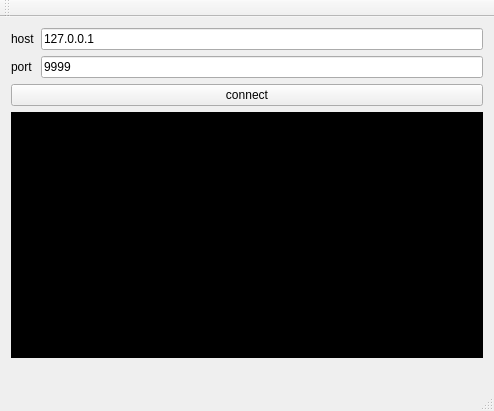
Redozone/flashlight, file mainwindow.ui: the form before one commit.
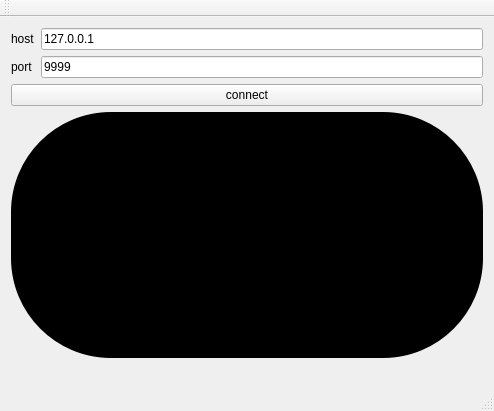
The form after the commit.

Commit message: add border radius at label

Patch:
```diff
--- a/mainwindow.ui
+++ b/mainwindow.ui
@@ -63,7 +63,10 @@
        </sizepolicy>
       </property>
       <property name="styleSheet">
-       <string notr="true">background-color: rgb(0,0, 0);</string>
+       <string notr="true">background-color: rgb(0,0, 0);
+border-radius: 100px;
+  min-height: 20px;
+  min-width: 20px;</string>
       </property>
       <property name="frameShape">
        <enum>QFrame::Box</enum>
```
The commit also changes 1 other file.
